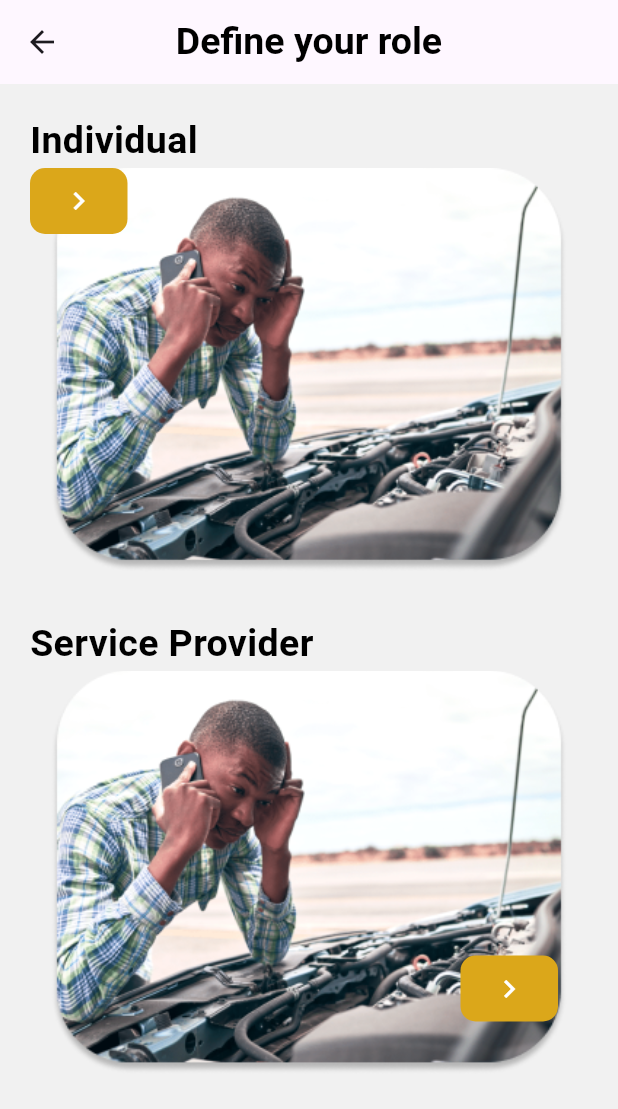
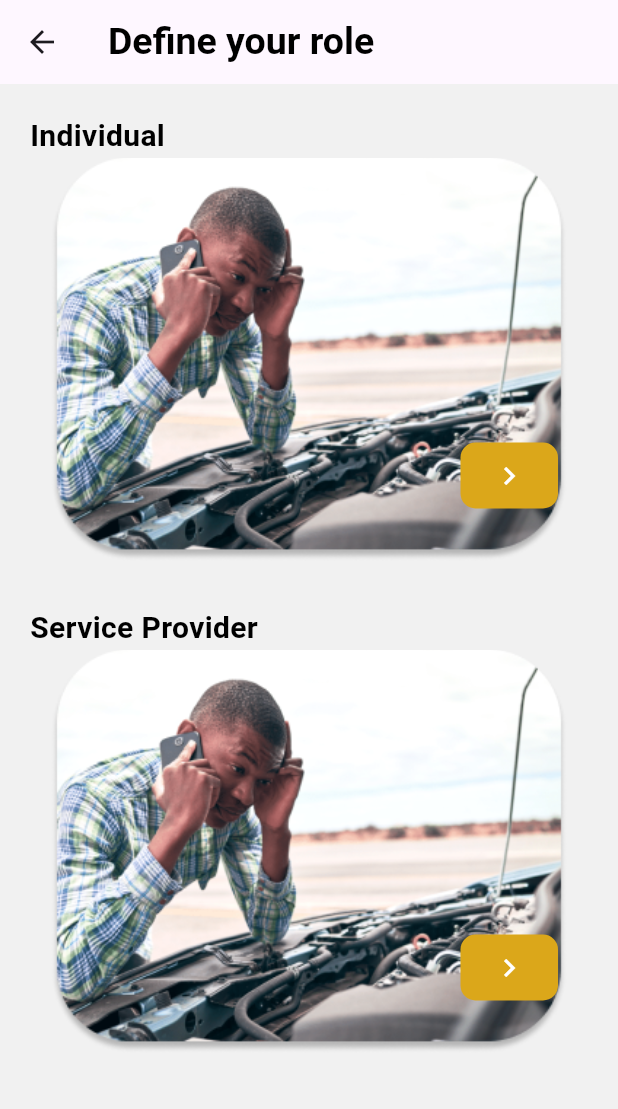
Before and after one commit to Ayiks/mobile_mech, a Flutter app: the SelectCategoryView screen opened by its route, on a phone screen of 412 x 824 dp. Shown: the top 1109 px of the screen. Run offline on Flutter 3.47's test engine with Material 3 defaults, Android fonts, the phone set to English and light mode, and no system bars; our stand-ins replace get, introduction_screen.

```diff
--- a/lib/app/modules/onboarding/views/select_category_view.dart
+++ b/lib/app/modules/onboarding/views/select_category_view.dart
@@ -17,14 +17,18 @@ class SelectCategoryView extends GetView<SelectCategoryController> {
           title: HeadingText(
             text: 'Define your role',
           ),
-          centerTitle: true,
+          centerTitle: false,
         ),
-        body: SingleChildScrollView(
+        body: SafeArea(
+          child: SingleChildScrollView(
             padding: EdgeInsets.only(left: 20, top: 20, right: 20),
             child: Column(
               crossAxisAlignment: CrossAxisAlignment.start,
               children: [
-              HeadingText(text: 'Individual'),
+                HeadingText(
+                  text: 'Individual',
+                  size: 20,
+                ),
                 Stack(children: [
                   Container(
                     height: 269,
@@ -34,11 +38,11 @@ class SelectCategoryView extends GetView<SelectCategoryController> {
                         // color: Colors.black,
                         borderRadius: BorderRadius.all(Radius.circular(50))),
                   ),
-                GestureDetector(
-                  onTap: () => Get.to(Routes.USER_LOGIN),
-                  child: Positioned(
+                  Positioned(
                       bottom: 35,
                       right: 20,
+                      child: GestureDetector(
+                        onTap: () => Get.toNamed(Routes.USER_LOGIN),
                         child: Container(
                           height: 44,
                           width: 65,
@@ -49,13 +53,16 @@ class SelectCategoryView extends GetView<SelectCategoryController> {
                             Icons.chevron_right,
                             color: Colors.white,
                           ),
-                      )),
-                )
+                        ),
+                      ))
                 ]),
-              SizedBox(
+                const SizedBox(
                   height: 30,
                 ),
-              HeadingText(text: 'Service Provider'),
+                HeadingText(
+                  text: 'Service Provider',
+                  size: 20,
+                ),
                 Stack(children: [
                   Container(
                     height: 269,
@@ -82,6 +89,7 @@ class SelectCategoryView extends GetView<SelectCategoryController> {
                 ])
               ],
             ),
+          ),
         ));
   }
 }
```
Lines whose indentation alone changed are shown as unchanged.
